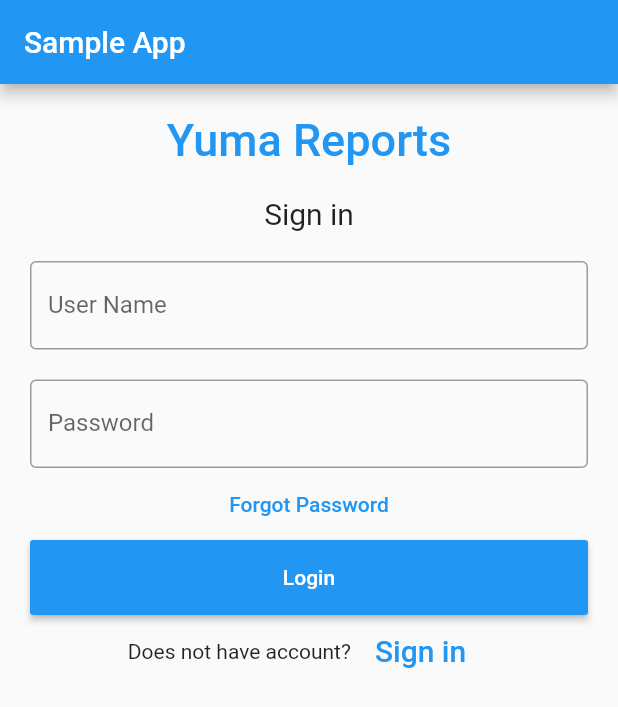
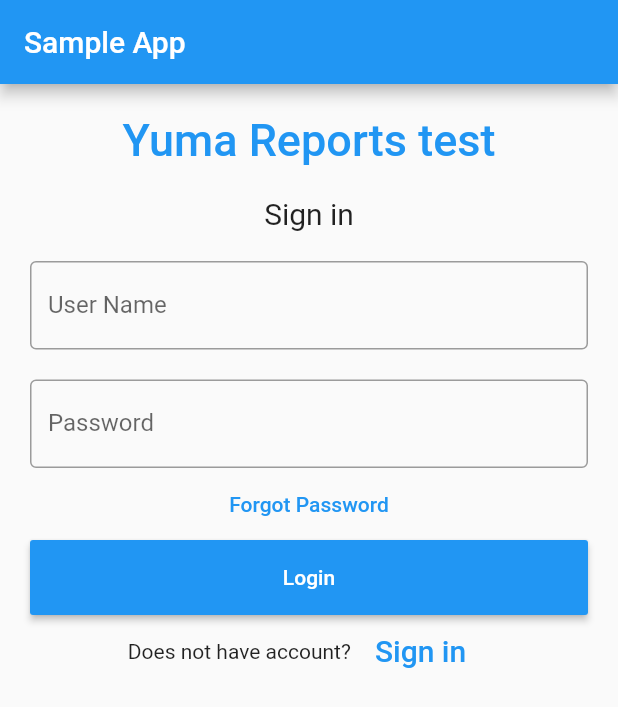
Before and after one commit to SJapp/yuma, a Flutter app: the screen it shows after launch, on a phone screen of 412 x 824 dp. Shown: the top 707 px of the screen. Run offline on Flutter 3.47's test engine with Material 2 defaults, Android fonts, the phone set to English and light mode, and no system bars.

Commit message:
test commit

```diff
--- a/lib/main.dart
+++ b/lib/main.dart
@@ -29,7 +29,7 @@ class _State extends State<MyApp> {
                     alignment: Alignment.center,
                     padding: EdgeInsets.all(10),
                     child: Text(
-                      'Yuma Reports',
+                      'Yuma Reports test',
                       style: TextStyle(
                           color: Colors.blue,
                           fontWeight: FontWeight.w500,
```
